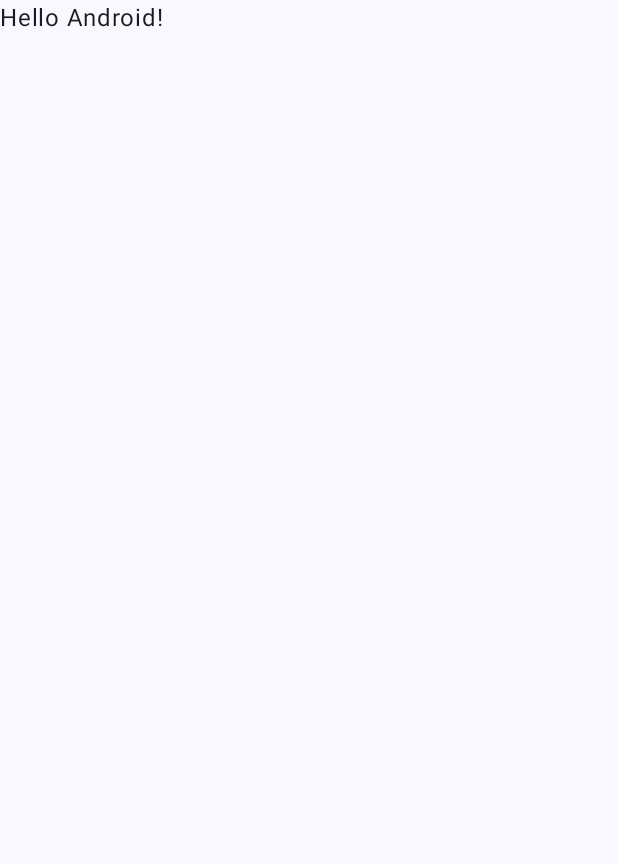
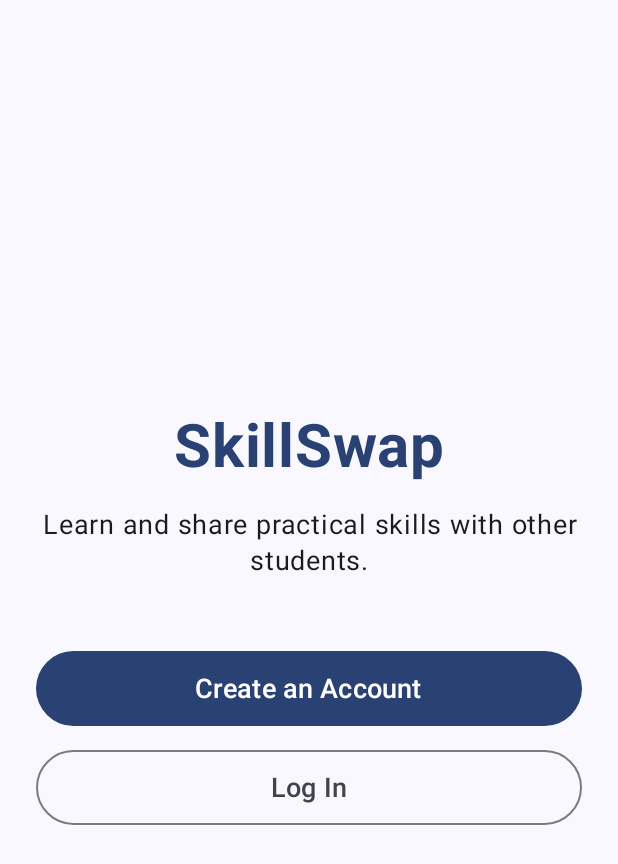
Before and after one commit to harshilpatel8812/SkillSwap, an Android app built with Jetpack Compose: the screen it shows after launch (MainActivity), on a phone screen of 412 x 824 dp. Before the commit the part shown is almost empty. Shown: the top 864 px of the screen. Run offline under Robolectric (Android 15) with nearby library versions, the phone set to English and light mode, and no system bars.

Commit message:
Fixed emulator, added navigation screens

```diff
--- a/app/build.gradle.kts
+++ b/app/build.gradle.kts
@@ -58,4 +58,5 @@ dependencies {
     implementation("com.google.firebase:firebase-auth")
 // Cloud Firestore
     implementation("com.google.firebase:firebase-firestore")
+    implementation("androidx.navigation:navigation-compose:2.7.7")
 }
--- /dev/null
+++ b/app/src/main/java/com/example/skillswap/LoginScreen.kt
@@ -0,0 +1,20 @@
+package com.example.skillswap
+
+import androidx.compose.foundation.layout.Box
+import androidx.compose.foundation.layout.fillMaxSize
+import androidx.compose.material3.Text
+import androidx.compose.runtime.Composable
+import androidx.compose.ui.Alignment
+import androidx.compose.ui.Modifier
+
+// This is a temporary placeholder for the Login screen.
+@Composable
+fun LoginScreen() {
+    // Box allows us to easily center the text on the screen
+    Box(
+        modifier = Modifier.fillMaxSize(), // Fills the whole screen
+        contentAlignment = Alignment.Center // Centers the text perfectly
+    ) {
+        Text("Login Screen - Coming Soon")
+    }
+}
--- a/app/src/main/java/com/example/skillswap/MainActivity.kt
+++ b/app/src/main/java/com/example/skillswap/MainActivity.kt
@@ -7,41 +7,56 @@ import androidx.activity.enableEdgeToEdge
 import androidx.compose.foundation.layout.fillMaxSize
 import androidx.compose.foundation.layout.padding
 import androidx.compose.material3.Scaffold
-import androidx.compose.material3.Text
-import androidx.compose.runtime.Composable
 import androidx.compose.ui.Modifier
-import androidx.compose.ui.tooling.preview.Preview
+import androidx.navigation.compose.NavHost
+import androidx.navigation.compose.composable
+import androidx.navigation.compose.rememberNavController
 import com.example.skillswap.ui.theme.SkillSwapTheme
 
+// MainActivity is the entry point of your app. It loads the very first screen.
 class MainActivity : ComponentActivity() {
     override fun onCreate(savedInstanceState: Bundle?) {
         super.onCreate(savedInstanceState)
+        // Allows the app to draw behind the system status bar and navigation bar
         enableEdgeToEdge()
+
         setContent {
+            // SkillSwapTheme applies the colors and fonts defined for your app
             SkillSwapTheme {
+                // Scaffold provides a basic layout structure (like handling screen edges)
                 Scaffold(modifier = Modifier.fillMaxSize()) { innerPadding ->
-                    Greeting(
-                        name = "Android",
-                        modifier = Modifier.padding(innerPadding)
-                    )
+
+                    // navController is the "brain" that manages moving between screens
+                    val navController = rememberNavController()
+
+                    // NavHost is the container that holds all your screens
+                    NavHost(
+                        navController = navController,
+                        startDestination = "welcome", // The screen the app opens to first
+                        modifier = Modifier.padding(innerPadding) // Applies the Scaffold's padding
+                    ) {
+                        // Define the Welcome Screen
+                        composable("welcome") {
+                            WelcomeScreen(
+                                // When this button is clicked, navigate to "login" and pass the navController
+                                onNavigateToLogin = { navController.navigate("login") },
+                                // When this button is clicked, navigate to "register"
+                                onNavigateToRegister = { navController.navigate("register") }
+                            )
+                        }
+
+                        // Define the Login Screen
+                        composable("login") {
+                            LoginScreen()
+                        }
+
+                        // Define the Register Screen
+                        composable("register") {
+                            RegisterScreen()
+                        }
+                    }
                 }
             }
         }
     }
 }
-
-@Composable
-fun Greeting(name: String, modifier: Modifier = Modifier) {
-    Text(
-        text = "Hello $name!",
-        modifier = modifier
-    )
-}
-
-@Preview(showBackground = true)
-@Composable
-fun GreetingPreview() {
-    SkillSwapTheme {
-        Greeting("Android")
-    }
-}
--- /dev/null
+++ b/app/src/main/java/com/example/skillswap/RegisterScreen.kt
@@ -0,0 +1,19 @@
+package com.example.skillswap
+
+import androidx.compose.foundation.layout.Box
+import androidx.compose.foundation.layout.fillMaxSize
+import androidx.compose.material3.Text
+import androidx.compose.runtime.Composable
+import androidx.compose.ui.Alignment
+import androidx.compose.ui.Modifier
+
+// This is a temporary placeholder for the Register screen.
+@Composable
+fun RegisterScreen() {
+    Box(
+        modifier = Modifier.fillMaxSize(),
+        contentAlignment = Alignment.Center
+    ) {
+        Text("Register Screen - Coming Soon")
+    }
+}
--- /dev/null
+++ b/app/src/main/java/com/example/skillswap/WelcomeScreen.kt
@@ -0,0 +1,72 @@
+package com.example.skillswap
+
+import androidx.compose.foundation.layout.*
+import androidx.compose.material3.*
+import androidx.compose.runtime.Composable
+import androidx.compose.ui.Alignment
+import androidx.compose.ui.Modifier
+import androidx.compose.ui.text.font.FontWeight
+import androidx.compose.ui.text.style.TextAlign
+import androidx.compose.ui.unit.dp
+import androidx.compose.ui.unit.sp
+
+// This is the Welcome Screen. It is the first thing the user sees.
+// It takes two functions as parameters so it can tell the app when a button is clicked.
+@Composable
+fun WelcomeScreen(
+    onNavigateToLogin: () -> Unit,
+    onNavigateToRegister: () -> Unit
+) {
+    // Column stacks UI elements vertically (one on top of another)
+    Column(
+        modifier = Modifier
+            .fillMaxSize() // Makes the column take up the entire screen
+            .padding(24.dp), // Adds a 24dp margin around the edges
+        horizontalAlignment = Alignment.CenterHorizontally, // Centers items horizontally
+        verticalArrangement = Arrangement.Center // Centers items vertically
+    ) {
+        // The main App Title
+        Text(
+            text = "SkillSwap",
+            fontSize = 40.sp, // Text size
+            fontWeight = FontWeight.Bold, // Makes the text thick and bold
+            color = MaterialTheme.colorScheme.primary // Uses the app's main theme color (usually purple/blue)
+        )
+
+        // Spacer pushes the next item down by 16dp to create breathing room
+        Spacer(modifier = Modifier.height(16.dp))
+
+        // A short description text
+        Text(
+            text = "Learn and share practical skills with other students.",
+            fontSize = 18.sp,
+            textAlign = TextAlign.Center // Centers the text if it wraps to a second line
+        )
+
+        // Spacer pushes the buttons down by 48dp
+        Spacer(modifier = Modifier.height(48.dp))
+
+        // Primary Button (Filled with color)
+        Button(
+            onClick = onNavigateToRegister, // Tells the app to go to Register when clicked
+            modifier = Modifier
+                .fillMaxWidth() // Makes the button stretch across the screen
+                .height(50.dp) // Sets a nice, clickable height
+        ) {
+            Text("Create an Account", fontSize = 18.sp)
+        }
+
+        // Spacer between the two buttons
+        Spacer(modifier = Modifier.height(16.dp))
+
+        // Secondary Button (Outlined)
+        OutlinedButton(
+            onClick = onNavigateToLogin, // Tells the app to go to Login when clicked
+            modifier = Modifier
+                .fillMaxWidth()
+                .height(50.dp)
+        ) {
+            Text("Log In", fontSize = 18.sp)
+        }
+    }
+}
```
Also changed, not shown: 606 other files.
